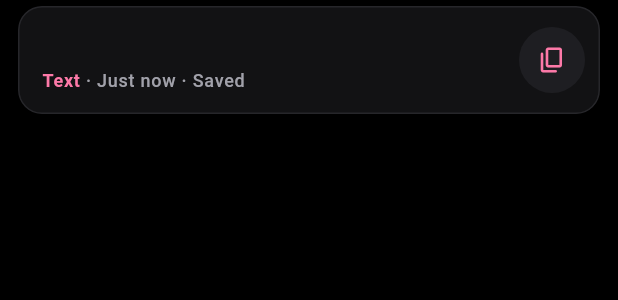
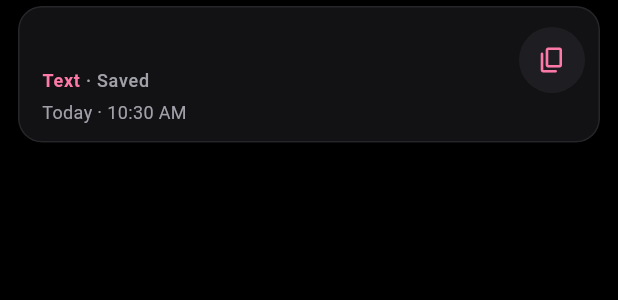
Before and after one commit to arifulislam50/ClipSave, a Flutter app: the ClipTile widget shown alone on an empty page, opened directly with empty values, on a phone screen of 412 x 824 dp. Shown: the top 300 px of the screen. Run offline on Flutter 3.47's test engine with Material 3 defaults, Android fonts, the phone set to English and light mode, and no system bars; our stand-ins replace google_mobile_ads, shared_preferences, sqflite; accounts and stored records are empty.

Commit message:
Step 3: exact date and time at the bottom of every tile
- time_format.dart: formatDateTime ("Today · 12:48 PM", "Yesterday ·
  9:30 PM", else "15 Nov 2026 · 12:48 PM"), clock12 (no leading zero,
  12:05 AM / 12:00 PM), date, absolute, semantic. No intl dependency.
  Local time zone; compares local calendar days (DST-safe); a future date
  (clock moved back) shows the full date. The unused relative/full helpers
  are removed.
- Clip tile: the last line inside the box is the save date/time (12px,
  muted), shown collapsed and expanded, above the "Tap to collapse" hint.
  The meta line is "Type · Source" (relative time removed). Semantics
  label includes the full date and time. It uses updatedAt, the timestamp
  the list is sorted by, so re-saved clips at the top show when they were
  saved. The long-press sheet shows the first-saved date.
- History list rebuilds at local midnight and on resume, so Today/Yesterday
  never go stale. No database change; sorting is still newest first.
- Tests: formatter edge cases (midnight, noon, single-digit hour, today,
  yesterday across midnight, other year, year boundary, future date, UTC
  to local); widget tests for date-line position and no relative time.

Co-Authored-By: Claude Opus 5.5 <noreply@anthropic.com>
Claude-Session: https://claude.ai/code/session_01N6Eg7wyMRWthf36cGp7EsP

```diff
--- a/lib/core/utils/time_format.dart
+++ b/lib/core/utils/time_format.dart
@@ -1,4 +1,7 @@
-/// Compact relative timestamps without extra dependencies.
+/// Date/time formatting without the intl package.
+///
+/// Always uses the device's local time zone ([DateTime.toLocal]).
+/// Examples: "15 Nov 2026 · 12:48 PM", "Today · 9:05 AM", "Yesterday · 12:00 AM".
 class TimeFormat {
   TimeFormat._();
 
@@ -7,26 +10,42 @@ class TimeFormat {
     'Jul', 'Aug', 'Sep', 'Oct', 'Nov', 'Dec',
   ];
 
-  static String relative(DateTime time, {DateTime? now}) {
-    final current = now ?? DateTime.now();
-    final diff = current.difference(time);
-    if (diff.inSeconds < 60) return 'Just now';
-    if (diff.inMinutes < 60) return '${diff.inMinutes} min ago';
-    final today = DateTime(current.year, current.month, current.day);
-    final day = DateTime(time.year, time.month, time.day);
-    final dayDiff = today.difference(day).inDays;
-    if (dayDiff == 0) return '${diff.inHours} h ago';
-    if (dayDiff == 1) return 'Yesterday ${clock(time)}';
-    if (time.year == current.year) return '${time.day} ${_months[time.month - 1]}';
-    return '${time.day} ${_months[time.month - 1]} ${time.year}';
+  /// 12-hour clock, no leading zero on the hour: "9:05 AM", "12:00 PM" (noon),
+  /// "12:05 AM" (just after midnight).
+  static String clock12(DateTime time) {
+    final t = time.toLocal();
+    final hour = t.hour % 12 == 0 ? 12 : t.hour % 12;
+    final minute = t.minute.toString().padLeft(2, '0');
+    return '$hour:$minute ${t.hour < 12 ? 'AM' : 'PM'}';
   }
 
-  static String clock(DateTime time) {
-    final h = time.hour.toString().padLeft(2, '0');
-    final m = time.minute.toString().padLeft(2, '0');
-    return '$h:$m';
+  /// "15 Nov 2026": day without leading zero, 3-letter English month, 4-digit year.
+  static String date(DateTime time) {
+    final t = time.toLocal();
+    return '${t.day} ${_months[t.month - 1]} ${t.year.toString().padLeft(4, '0')}';
   }
 
-  static String full(DateTime time) =>
-      '${time.day} ${_months[time.month - 1]} ${time.year}, ${clock(time)}';
+  /// Always the full form: "15 Nov 2026 · 12:48 PM".
+  static String absolute(DateTime time) => '${date(time)} · ${clock12(time)}';
+
+  /// "Today · 12:48 PM", "Yesterday · 9:30 PM", otherwise "15 Nov 2026 · 12:48 PM".
+  ///
+  /// Compares local calendar days (not 24-hour spans), so it is correct across
+  /// midnight and DST changes; a date "in the future" (device clock moved
+  /// back) falls back to the full date. Pass [now] in tests.
+  static String formatDateTime(DateTime time, {DateTime? now}) {
+    final t = time.toLocal();
+    final days = _dayNumber((now ?? DateTime.now()).toLocal()) - _dayNumber(t);
+    if (days == 0) return 'Today · ${clock12(t)}';
+    if (days == 1) return 'Yesterday · ${clock12(t)}';
+    return absolute(t);
+  }
+
+  /// Spoken form for screen readers: "15 Nov 2026 at 12:48 PM".
+  static String semantic(DateTime time) => '${date(time)} at ${clock12(time)}';
+
+  /// Days since the epoch for the local calendar date (DST-safe).
+  static int _dayNumber(DateTime local) =>
+      DateTime.utc(local.year, local.month, local.day).millisecondsSinceEpoch ~/
+      Duration.millisecondsPerDay;
 }
--- a/lib/ui/widgets/clip_tile.dart
+++ b/lib/ui/widgets/clip_tile.dart
@@ -16,6 +16,8 @@ import 'category_visuals.dart';
 /// - One tap toggles collapsed (2 lines) / expanded (full text, selectable,
 ///   capped at [maxExpandedChars]) with a ~200 ms AnimatedSize. The state lives
 ///   in [expanded], owned by the list per clip id, so only this tile rebuilds.
+/// - The last line shows when the clip was last saved ([ClipItem.updatedAt],
+///   the timestamp the list is sorted by), in local time: "Today · 12:48 PM".
 /// - Tapping does NOT copy. Copy only via the copy button (or the long-press
 ///   menu), which still marks sensitive-looking clips EXTRA_IS_SENSITIVE.
 class ClipTile extends StatelessWidget {
@@ -73,6 +75,7 @@ class ClipTile extends StatelessWidget {
       child: Semantics(
         container: true,
         button: true,
+        label: 'Saved ${TimeFormat.semantic(item.updatedAt)}',
         value: isExpanded ? 'Expanded' : 'Collapsed',
         onTap: _toggle,
         onTapHint: isExpanded ? 'Collapse' : 'Expand',
@@ -116,9 +119,7 @@ class ClipTile extends StatelessWidget {
                                     fontWeight: FontWeight.w600,
                                   ),
                                 ),
-                                TextSpan(
-                                    text: ' · ${TimeFormat.relative(item.updatedAt)}'
-                                        ' · ${ClipSources.label(item.source)}'),
+                                TextSpan(text: ' · ${ClipSources.label(item.source)}'),
                               ]),
                               maxLines: 1,
                               overflow: TextOverflow.ellipsis,
@@ -137,6 +138,14 @@ class ClipTile extends StatelessWidget {
                                 ],
                               ),
                             ],
+                            // Last line of the box (above the expanded-only hint):
+                            // when the clip was saved, in local time.
+                            const SizedBox(height: 4),
+                            Text(
+                              TimeFormat.formatDateTime(item.updatedAt),
+                              key: const ValueKey<String>('clip-date'),
+                              style: muted12,
+                            ),
                             if (isExpanded) ...[
                               const SizedBox(height: 6),
                               Text(collapseHint, style: muted12),
@@ -207,7 +216,7 @@ Future<void> showClipActionsSheet(BuildContext context, ClipItem item) {
             Padding(
               padding: const EdgeInsets.fromLTRB(24, 0, 24, 8),
               child: Text(
-                'Saved ${TimeFormat.full(item.createdAt)}',
+                'First saved ${TimeFormat.absolute(item.createdAt)}',
                 style: Theme.of(sheetContext).textTheme.labelMedium,
               ),
             ),
```
Also changed, not shown: lib/ui/screens/history_screen.dart (+35 -1 lines), 2 other files.
